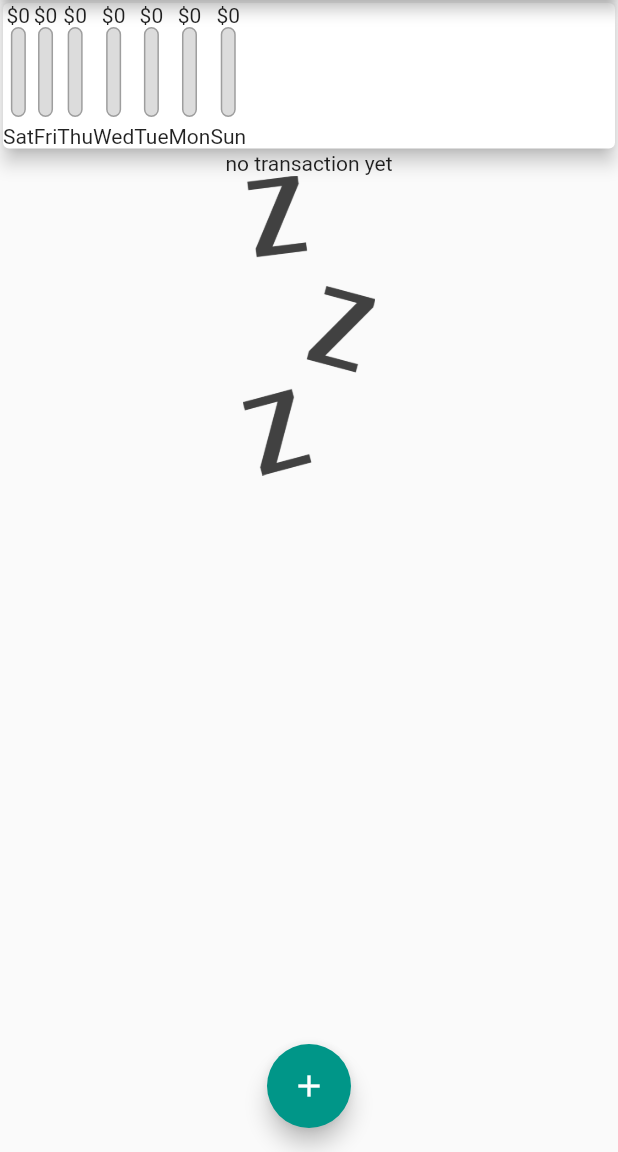
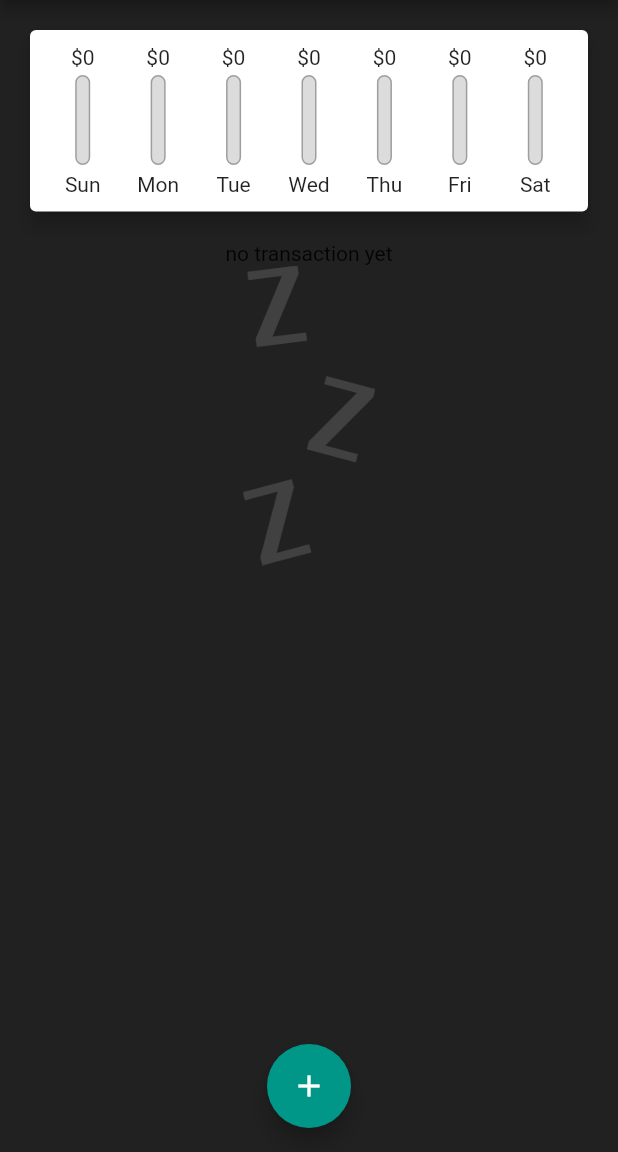
Before and after one commit to azutsavv/expense_app, a Flutter app: the screen it shows after launch, on a phone screen of 412 x 824 dp, the part 84-1236 px from its top. Run offline on Flutter 3.47's test engine with Material 2 defaults, Android fonts, the phone set to English and light mode, and no system bars; our stand-ins replace google_fonts; Roboto replaces fonts that are missing (TextStyle).

Commit message:
app complete

```diff
--- a/lib/widgets/chart.dart
+++ b/lib/widgets/chart.dart
@@ -1,5 +1,3 @@
-import 'dart:async';
-
 import 'package:flutter/material.dart';
 import 'package:flutter/src/widgets/container.dart';
 import 'package:flutter/src/widgets/framework.dart';
@@ -27,7 +25,7 @@ class Chart extends StatelessWidget {
       print(DateFormat.E().format(weekday));
       print(totalamount);
       return {'day': DateFormat.E().format(weekday), 'amount': totalamount};
-    });
+    }).reversed.toList();
   }
 
   double get spending_total {
@@ -41,16 +39,24 @@ class Chart extends StatelessWidget {
     print(groupedvaluetransaction);
     return Card(
         elevation: 5,
-        margin: EdgeInsets.all(2),
+        margin: EdgeInsets.all(20),
+        child: Container(
+          padding: EdgeInsets.all(10),
           child: Row(
+            mainAxisAlignment: MainAxisAlignment.spaceAround,
             children: groupedvaluetransaction.map((data) {
-            return chartbar(
-              spending_percentage_amount:
+              return Flexible(
+                fit: FlexFit.tight,
+
+                child: chartbar(
+                  spending_percentage_amount: 0.0.isFinite?0.0: // still an error return type is double but widget take bool value
                       ((data['amount'] as double) / spending_total),
                   spending_amt: data['amount'] as double,
                   lable: data['day'].toString(),
+                ),
               );
             }).toList(),
+          ),
         ));
   }
 }
--- a/lib/widgets/chart_bar.dart
+++ b/lib/widgets/chart_bar.dart
@@ -13,7 +13,9 @@ class chartbar extends StatelessWidget {
   @override
   Widget build(BuildContext context) {
     return Column(children: [
-      Text("\$${spending_amt.toStringAsFixed(0)}"),
+      Container(
+        height: 20,
+        child: Text("\$${spending_amt.toStringAsFixed(0)}")),
      Container(
       height: 60,
       width: 10,
--- a/lib/widgets/homepage.dart
+++ b/lib/widgets/homepage.dart
@@ -14,13 +14,13 @@ class homepage extends StatefulWidget {
   State<homepage> createState() => _homepageState();
   final List<Transaction> _usertransaction = [];
 
-List<Transaction> get _recenttransaction{
-  return _usertransaction.where((element) {
-    return element.date.isAfter(DateTime.now().subtract(Duration(days:7)));
-  },).toList();
-}
-
-
+  List<Transaction> get _recenttransaction {
+    return _usertransaction.where(
+      (element) {
+        return element.date.isAfter(DateTime.now().subtract(Duration(days: 7)));
+      },
+    ).toList();
+  }
 }
 
 class _homepageState extends State<homepage> {
@@ -28,6 +28,7 @@ class _homepageState extends State<homepage> {
   Widget build(BuildContext context) {
     return SafeArea(
         child: Scaffold(
+      backgroundColor: Colors.grey.shade900,
       appBar: AppBar(
         title: Text('Expense Manager'),
         actions: [
@@ -40,7 +41,7 @@ class _homepageState extends State<homepage> {
         child: Container(
           child: Column(mainAxisAlignment: MainAxisAlignment.start, children: [
             Chart(_usertransaction),
-            SingleChildScrollView(child: transaction_list(_usertransaction))
+            SingleChildScrollView(child: transaction_list(_usertransaction,_deletetrnx))
           ]),
         ),
       ),
@@ -74,4 +75,10 @@ class _homepageState extends State<homepage> {
           return new_transaction(addtx: _addTransaction);
         }));
   }
+
+  void _deletetrnx(String id) {
+    setState(() {
+      return _usertransaction.removeWhere((element) => element.id == id);
+    });
+  }
 }
```
Also changed, not shown: lib/widgets/new_transaction.dart (+38 -3 lines), lib/widgets/transaction_list.dart (+29 -34 lines). Lines whose indentation alone changed are shown as unchanged.
